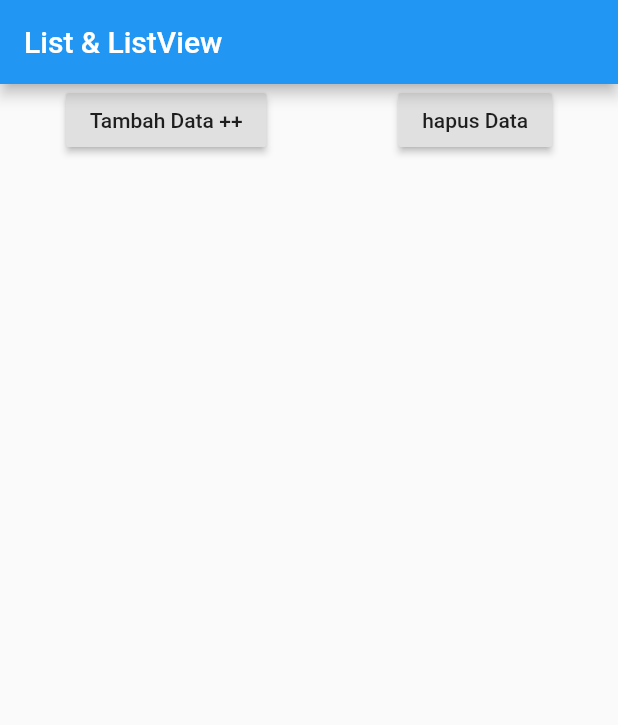
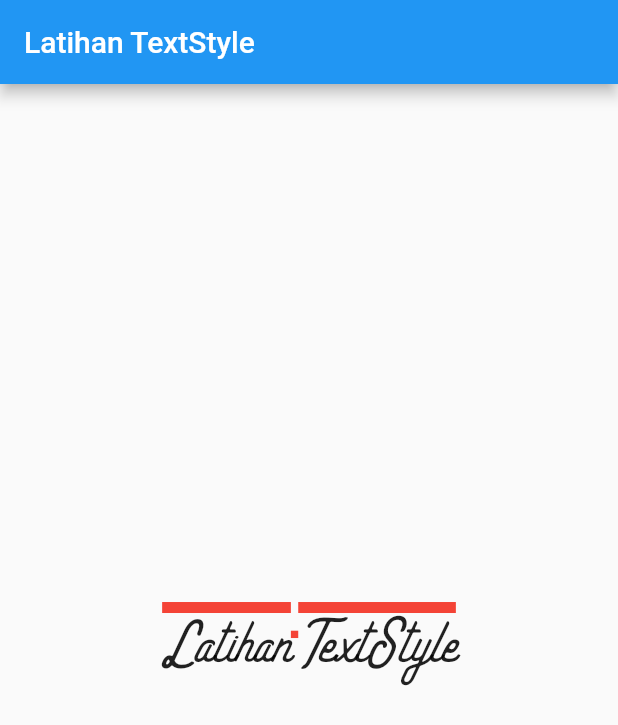
Before and after one commit to gzeinnumer/flutter_fundamental_yt, a Flutter app: the screen it shows after launch, on a phone screen of 412 x 824 dp. Shown: the top 725 px of the screen. Run offline on Flutter 3.47's test engine with Material 2 defaults, Android fonts, the phone set to English and light mode, and no system bars.

Commit message:
TextStyle Lebih Dalam, Dengan Menambahkan Font

```diff
--- a/lib/main.dart
+++ b/lib/main.dart
@@ -1,3 +1,5 @@
+import 'dart:ui';
+
 import 'package:flutter/cupertino.dart';
 import 'package:flutter/material.dart';
 
@@ -9,49 +11,30 @@ class MyApp extends StatefulWidget {
 }
 
 class _MyAppState extends State<MyApp> {
-  List<Widget> listData = [];
-  int counter = 0;
-
   @override
   Widget build(BuildContext context) {
     return MaterialApp(
       home: Scaffold(
         appBar: AppBar(
-          title: Text("List & ListView"),
+          title: Text("Latihan TextStyle"),
         ),
-        body: ListView(
-          children: [
-            Row(
-              mainAxisAlignment: MainAxisAlignment.spaceAround,
-              children: [
-                RaisedButton(
-                  child: Text("Tambah Data ++"),
-                  onPressed: () {
-                    setState(() {
-                      listData.add(
-                        Text(
-                          "Data ke-" + counter.toString(),
-                          style: TextStyle(fontSize: 20),
-                        ),
-                      );
-                      counter++;
-                    });
-                  },
+        body: Center(
+          child: Column(
+            mainAxisAlignment: MainAxisAlignment.center,
+            children: [
+              Text(
+                "Latihan TextStyle",
+                style: TextStyle(
+                  fontStyle: FontStyle.italic,
+                  fontFamily: "Volaroid",
+                  fontSize: 20,
+                  decoration: TextDecoration.overline,
+                  decorationColor: Colors.red,
+                  decorationThickness: 5
                 ),
-                RaisedButton(
-                  child: Text("hapus Data"),
-                  onPressed: (){
-                    listData.removeLast();
-                    counter--;
-                  },
-                )
-              ],
-            ),
-            Column(
-              crossAxisAlignment: CrossAxisAlignment.start,
-              children: listData,
-            )
-          ],
+              )
+            ],
+          ),
         ),
       ),
     );
```
Also changed, not shown: pubspec.yaml (+4 -4 lines), fonts/Volaroid-Script.ttf (added).
